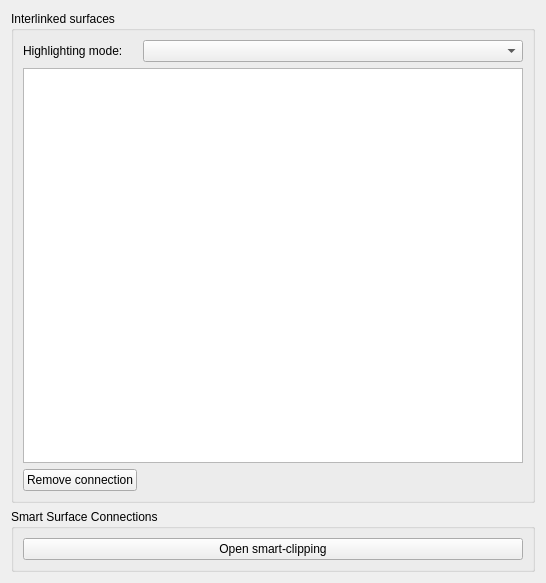
ghorwin/SIM-VICUS, file SIM-VICUS/src/SVPropBuildingSurfaceConnectionWidget.ui: the form before one commit.
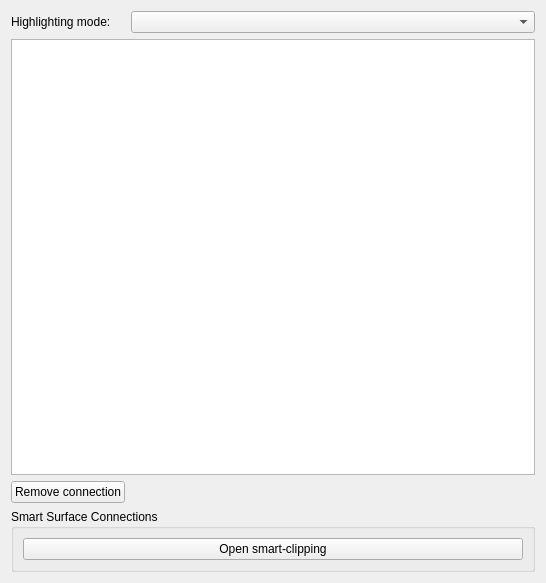
The form after the commit.

Commit message: Updated Building property widgets

```diff
--- a/SIM-VICUS/src/SVPropBuildingSurfaceConnectionWidget.ui
+++ b/SIM-VICUS/src/SVPropBuildingSurfaceConnectionWidget.ui
@@ -13,16 +13,33 @@
   <property name="windowTitle">
    <string>Form</string>
   </property>
-  <layout class="QVBoxLayout" name="verticalLayoutMain">
-   <item>
-    <widget class="QGroupBox" name="groupBoxInterlinkedSurfaces">
-     <property name="title">
-      <string>Interlinked surfaces</string>
+  <layout class="QGridLayout" name="mainGridLayout">
+   <item row="0" column="0">
+    <widget class="QLabel" name="label">
+     <property name="text">
+      <string>Highlighting mode:</string>
      </property>
-     <layout class="QGridLayout" name="gridLayout_13">
+    </widget>
+   </item>
+   <item row="0" column="1">
+    <widget class="QComboBox" name="comboBoxHighlightingMode"/>
+   </item>
       <item row="1" column="0" colspan="2">
        <widget class="QTableWidget" name="tableWidgetInterlinkedSurfaces"/>
       </item>
+   <item row="2" column="0">
+    <widget class="QPushButton" name="pushButtonRemoveComponentInstance">
+     <property name="text">
+      <string>Remove connection</string>
+     </property>
+     <property name="iconSize">
+      <size>
+       <width>24</width>
+       <height>24</height>
+      </size>
+     </property>
+    </widget>
+   </item>
       <item row="2" column="1">
        <spacer name="horizontalSpacer_11">
         <property name="orientation">
@@ -30,39 +47,13 @@
         </property>
         <property name="sizeHint" stdset="0">
          <size>
-          <width>280</width>
+       <width>377</width>
           <height>20</height>
          </size>
         </property>
        </spacer>
       </item>
-      <item row="2" column="0">
-       <widget class="QPushButton" name="pushButtonRemoveComponentInstance">
-        <property name="text">
-         <string>Remove connection</string>
-        </property>
-        <property name="iconSize">
-         <size>
-          <width>24</width>
-          <height>24</height>
-         </size>
-        </property>
-       </widget>
-      </item>
-      <item row="0" column="0">
-       <widget class="QLabel" name="label">
-        <property name="text">
-         <string>Highlighting mode:</string>
-        </property>
-       </widget>
-      </item>
-      <item row="0" column="1">
-       <widget class="QComboBox" name="comboBoxHighlightingMode"/>
-      </item>
-     </layout>
-    </widget>
-   </item>
-   <item>
+   <item row="3" column="0" colspan="2">
     <widget class="QGroupBox" name="groupBox">
      <property name="title">
       <string>Smart Surface Connections</string>
```
Left out of the diff: 4 changed lines with no effect on the pictures. Lines whose indentation alone changed are shown as unchanged. The commit also changes 16 other files.
